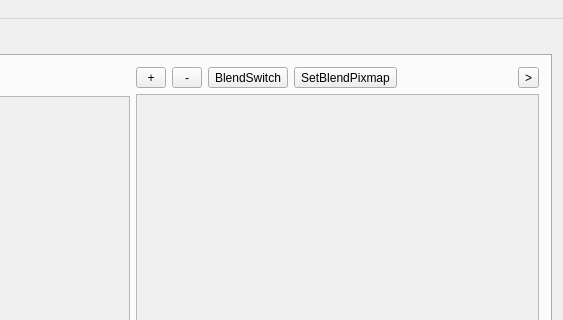
This is mainwindow.ui in lvklabs/sprite-animator-tool as Qt 5 draws it before an edit; both pictures show x 636 to 1199 and y 0 to 320 of the 1199 by 746 pixel window. The edited form follows.
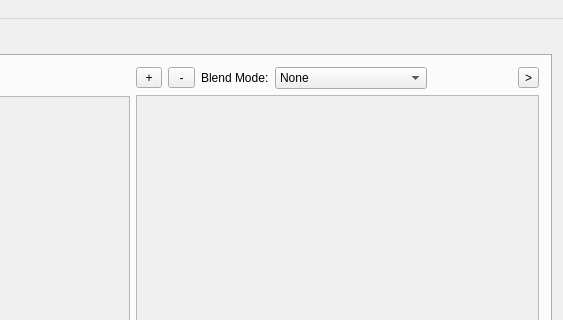
This is the edited form. Icons and pictures are not drawn. Custom widgets are drawn as their Qt base class.

Patch:
```diff
--- a/mainwindow.ui
+++ b/mainwindow.ui
@@ -535,23 +535,32 @@
             </property>
            </widget>
           </item>
-          <item row="0" column="2">
-           <widget class="QToolButton" name="switchBlendButton">
+          <item row="0" column="3">
+           <widget class="QComboBox" name="blendModeComboBox">
             <property name="toolTip">
              <string>Enable/Disable preview with blend image</string>
             </property>
-            <property name="text">
-             <string>BlendSwitch</string>
-            </property>
+            <item>
+             <property name="text">
+              <string>None</string>
+             </property>
+            </item>
+            <item>
+             <property name="text">
+              <string>Frame definition rect</string>
+             </property>
+            </item>
+            <item>
+             <property name="text">
+              <string>Select existent frame...</string>
+             </property>
+            </item>
            </widget>
           </item>
-          <item row="0" column="3">
-           <widget class="QToolButton" name="setBlendImageButton">
-            <property name="toolTip">
-             <string>Set blend image</string>
-            </property>
+          <item row="0" column="2">
+           <widget class="QLabel" name="blendModeLabel">
             <property name="text">
-             <string>SetBlendPixmap</string>
+             <string>Blend Mode:</string>
             </property>
            </widget>
           </item>
```
Left out of the diff: 14 changed lines with no effect on the pictures.
